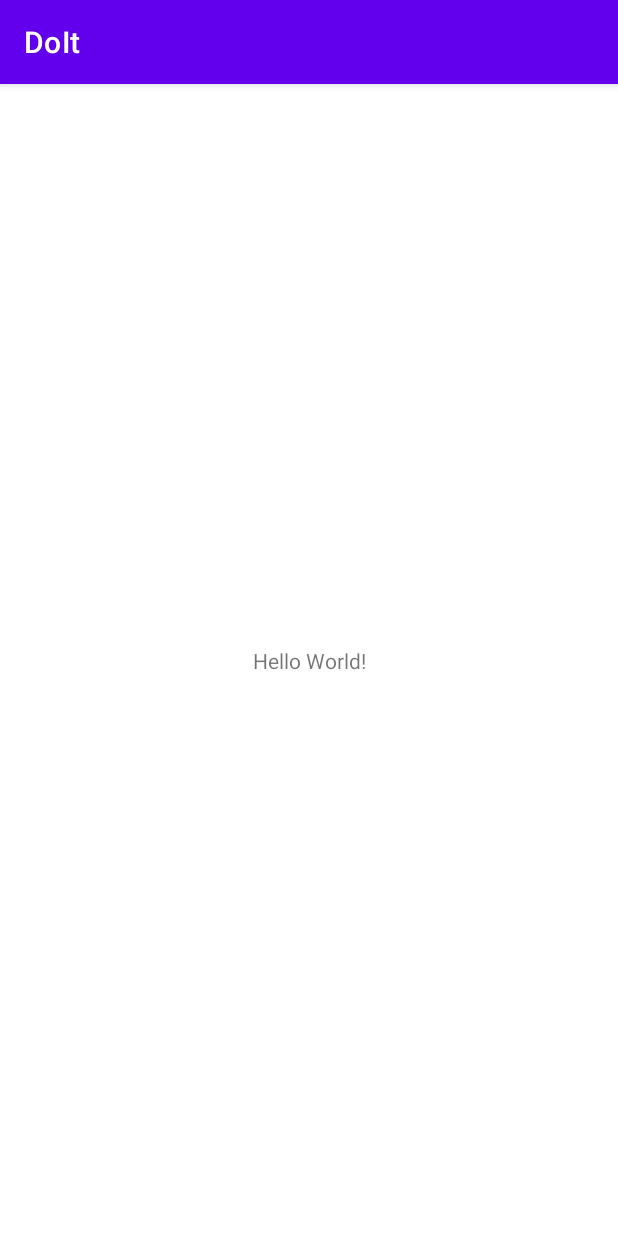
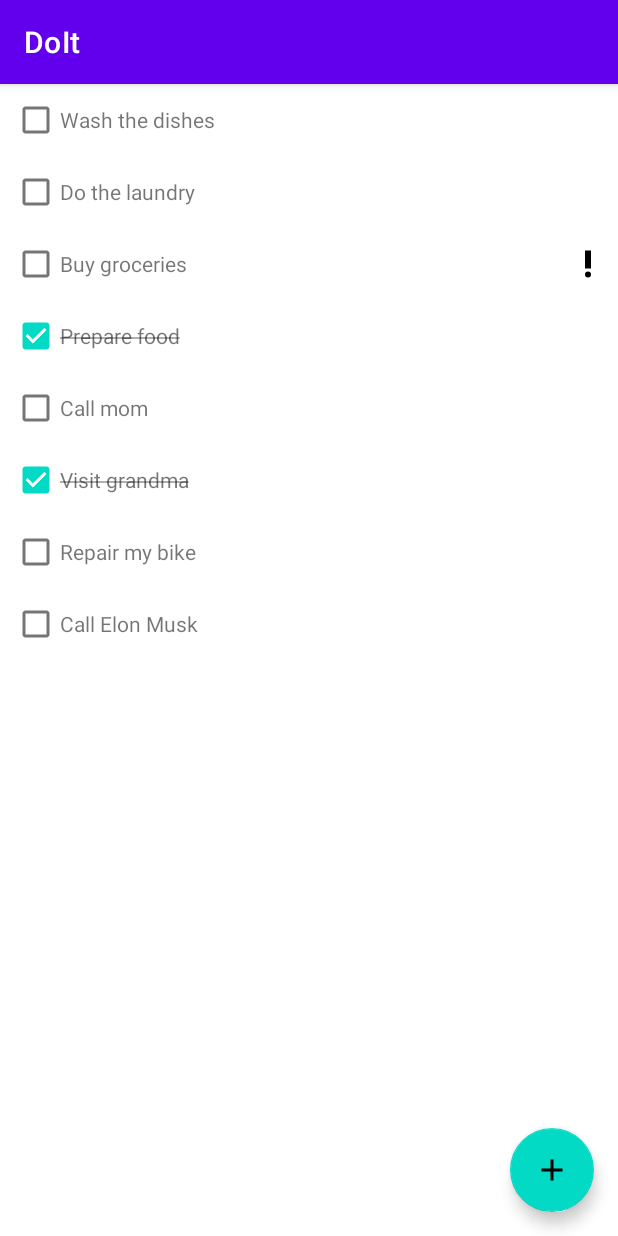
Before and after one commit to khangchow/DoIt, an Android app: the screen it shows after launch (MainActivity), on a phone screen of 412 x 824 dp. Run offline under Robolectric (Android 15) with nearby library versions, the phone set to English and light mode, and no system bars; our stand-ins replace Dagger/Hilt's generated code, Room's generated code.

Commit message:
get tasks from view model and show in fragment

```diff
--- a/app/src/main/AndroidManifest.xml
+++ b/app/src/main/AndroidManifest.xml
@@ -4,6 +4,7 @@
     package="com.chow.doit">
 
     <application
+        android:name=".ToDoApplication"
         android:allowBackup="true"
         android:dataExtractionRules="@xml/data_extraction_rules"
         android:fullBackupContent="@xml/backup_rules"
@@ -14,7 +15,7 @@
         android:theme="@style/Theme.DoIt"
         tools:targetApi="31">
         <activity
-            android:name=".MainActivity"
+            android:name=".ui.MainActivity"
             android:exported="true">
             <intent-filter>
                 <action android:name="android.intent.action.MAIN" />
--- a/app/src/main/java/com/chow/doit/TasksFragment.kt
+++ /dev/null
@@ -1,59 +0,0 @@
-package com.chow.doit
-
-import android.os.Bundle
-import androidx.fragment.app.Fragment
-import android.view.LayoutInflater
-import android.view.View
-import android.view.ViewGroup
-
-// TODO: Rename parameter arguments, choose names that match
-// the fragment initialization parameters, e.g. ARG_ITEM_NUMBER
-private const val ARG_PARAM1 = "param1"
-private const val ARG_PARAM2 = "param2"
-
-/**
- * A simple [Fragment] subclass.
- * Use the [TasksFragment.newInstance] factory method to
- * create an instance of this fragment.
- */
-class TasksFragment : Fragment() {
-    // TODO: Rename and change types of parameters
-    private var param1: String? = null
-    private var param2: String? = null
-
-    override fun onCreate(savedInstanceState: Bundle?) {
-        super.onCreate(savedInstanceState)
-        arguments?.let {
-            param1 = it.getString(ARG_PARAM1)
-            param2 = it.getString(ARG_PARAM2)
-        }
-    }
-
-    override fun onCreateView(
-        inflater: LayoutInflater, container: ViewGroup?,
-        savedInstanceState: Bundle?
-    ): View? {
-        // Inflate the layout for this fragment
-        return inflater.inflate(R.layout.fragment_tasks, container, false)
-    }
-
-    companion object {
-        /**
-         * Use this factory method to create a new instance of
-         * this fragment using the provided parameters.
-         *
-         * @param param1 Parameter 1.
-         * @param param2 Parameter 2.
-         * @return A new instance of fragment TasksFragment.
-         */
-        // TODO: Rename and change types and number of parameters
-        @JvmStatic
-        fun newInstance(param1: String, param2: String) =
-            TasksFragment().apply {
-                arguments = Bundle().apply {
-                    putString(ARG_PARAM1, param1)
-                    putString(ARG_PARAM2, param2)
-                }
-            }
-    }
-}
--- /dev/null
+++ b/app/src/main/java/com/chow/doit/ToDoApplication.kt
@@ -0,0 +1,8 @@
+package com.chow.doit
+
+import android.app.Application
+import dagger.hilt.android.HiltAndroidApp
+
+@HiltAndroidApp
+class ToDoApplication : Application() {
+}
--- a/app/src/main/java/com/chow/doit/data/Task.kt
+++ b/app/src/main/java/com/chow/doit/data/Task.kt
@@ -9,12 +9,12 @@ import java.text.DateFormat
 @Entity(tableName = "task_table")
 @Parcelize
 data class Task(
-    @PrimaryKey(autoGenerate = true)
-    val id: Int = 0,
     val name: String,
     val isImportant: Boolean = false,
     val isCompleted: Boolean = false,
-    val createdDate: Long = System.currentTimeMillis()
+    val createdDate: Long = System.currentTimeMillis(),
+    @PrimaryKey(autoGenerate = true)
+    val id: Int = 0
 ) : Parcelable {
     val formattedDate: String get() = DateFormat.getDateTimeInstance().format(createdDate)
 }
--- /dev/null
+++ b/app/src/main/java/com/chow/doit/data/TaskDao.kt
@@ -0,0 +1,19 @@
+package com.chow.doit.data
+
+import androidx.room.*
+import kotlinx.coroutines.flow.Flow
+
+@Dao
+interface TaskDao {
+    @Query("SELECT * FROM task_table")
+    fun getTasks(): Flow<List<Task>>
+
+    @Insert(onConflict = OnConflictStrategy.REPLACE)
+    suspend fun insert(task: Task)
+
+    @Update
+    suspend fun update(task: Task)
+
+    @Delete
+    suspend fun delete(task: Task)
+}
--- /dev/null
+++ b/app/src/main/java/com/chow/doit/data/TaskDatabase.kt
@@ -0,0 +1,35 @@
+package com.chow.doit.data
+
+import androidx.room.Database
+import androidx.room.RoomDatabase
+import androidx.sqlite.db.SupportSQLiteDatabase
+import com.chow.doit.di.ApplicationScope
+import kotlinx.coroutines.CoroutineScope
+import kotlinx.coroutines.launch
+import javax.inject.Inject
+import javax.inject.Provider
+
+@Database(entities = [Task::class], version = 1)
+abstract class TaskDatabase : RoomDatabase() {
+    abstract fun taskDao(): TaskDao
+
+    class Callback @Inject constructor(
+        private val database: Provider<TaskDatabase>,
+        @ApplicationScope private val applicationScope: CoroutineScope
+    ) : RoomDatabase.Callback() {
+        override fun onCreate(db: SupportSQLiteDatabase) {
+            super.onCreate(db)
+            val dao = database.get().taskDao()
+            applicationScope.launch {
+                dao.insert(Task("Wash the dishes"))
+                dao.insert(Task("Do the laundry"))
+                dao.insert(Task("Buy groceries", isImportant = true))
+                dao.insert(Task("Prepare food", isCompleted = true))
+                dao.insert(Task("Call mom"))
+                dao.insert(Task("Visit grandma", isCompleted = true))
+                dao.insert(Task("Repair my bike"))
+                dao.insert(Task("Call Elon Musk"))
+            }
+        }
+    }
+}
--- /dev/null
+++ b/app/src/main/java/com/chow/doit/di/AppModule.kt
@@ -0,0 +1,39 @@
+package com.chow.doit.di
+
+import android.app.Application
+import androidx.room.Room
+import com.chow.doit.data.TaskDatabase
+import dagger.Module
+import dagger.Provides
+import dagger.hilt.InstallIn
+import dagger.hilt.components.SingletonComponent
+import kotlinx.coroutines.CoroutineScope
+import kotlinx.coroutines.SupervisorJob
+import javax.inject.Qualifier
+import javax.inject.Singleton
+
+@Module
+@InstallIn(SingletonComponent::class)
+object AppModule {
+    @Provides
+    @Singleton
+    fun provideDatabase(
+        app: Application,
+        callback: TaskDatabase.Callback
+    ) = Room.databaseBuilder(app, TaskDatabase::class.java, "task_database")
+        .fallbackToDestructiveMigration()
+        .addCallback(callback)
+        .build()
+
+    @Provides
+    fun provideTaskDao(db: TaskDatabase) = db.taskDao()
+
+    @ApplicationScope
+    @Provides
+    @Singleton
+    fun provideApplicationScope() = CoroutineScope(SupervisorJob())
+}
+
+@Retention(AnnotationRetention.RUNTIME)
+@Qualifier
+annotation class ApplicationScope
--- a/app/src/main/java/com/chow/doit/MainActivity.kt
+++ b/app/src/main/java/com/chow/doit/ui/MainActivity.kt
@@ -1,8 +1,11 @@
-package com.chow.doit
+package com.chow.doit.ui
 
+import android.os.Bundle
 import androidx.appcompat.app.AppCompatActivity
-import android.os.Bundle
+import com.chow.doit.R
+import dagger.hilt.android.AndroidEntryPoint
 
+@AndroidEntryPoint
 class MainActivity : AppCompatActivity() {
     override fun onCreate(savedInstanceState: Bundle?) {
         super.onCreate(savedInstanceState)
--- /dev/null
+++ b/app/src/main/java/com/chow/doit/ui/tasks/TasksAdapter.kt
@@ -0,0 +1,44 @@
+package com.chow.doit.ui.tasks
+
+import android.view.LayoutInflater
+import android.view.ViewGroup
+import androidx.core.view.isVisible
+import androidx.recyclerview.widget.DiffUtil
+import androidx.recyclerview.widget.ListAdapter
+import androidx.recyclerview.widget.RecyclerView
+import com.chow.doit.data.Task
+import com.chow.doit.databinding.ItemTaskBinding
+
+class TasksAdapter : ListAdapter<Task, TasksAdapter.TasksViewHolder>(DiffCallback()) {
+
+    class TasksViewHolder(private val binding: ItemTaskBinding) :
+        RecyclerView.ViewHolder(binding.root) {
+        fun bind(task: Task) {
+            binding.apply {
+                cbCompleted.isChecked = task.isCompleted
+                tvName.apply {
+                    text = task.name
+                    paint.isStrikeThruText = task.isCompleted
+                    ivPriority.isVisible = task.isImportant
+                }
+            }
+        }
+    }
+
+    override fun onCreateViewHolder(parent: ViewGroup, viewType: Int): TasksViewHolder {
+        val binding = ItemTaskBinding.inflate(LayoutInflater.from(parent.context), parent, false)
+        return TasksViewHolder(binding)
+    }
+
+    override fun onBindViewHolder(holder: TasksViewHolder, position: Int) {
+        val currentItem = getItem(position)
+        holder.bind(currentItem)
+    }
+
+    class DiffCallback : DiffUtil.ItemCallback<Task>() {
+        override fun areItemsTheSame(oldItem: Task, newItem: Task) = oldItem.id == newItem.id
+
+        override fun areContentsTheSame(oldItem: Task, newItem: Task) = oldItem == newItem
+
+    }
+}
--- /dev/null
+++ b/app/src/main/java/com/chow/doit/ui/tasks/TasksFragment.kt
@@ -0,0 +1,31 @@
+package com.chow.doit.ui.tasks
+
+import android.os.Bundle
+import android.view.View
+import androidx.fragment.app.Fragment
+import androidx.fragment.app.viewModels
+import androidx.recyclerview.widget.LinearLayoutManager
+import com.chow.doit.R
+import com.chow.doit.databinding.FragmentTasksBinding
+import dagger.hilt.android.AndroidEntryPoint
+
+@AndroidEntryPoint
+class TasksFragment : Fragment(R.layout.fragment_tasks) {
+    private val viewModel: TasksViewModel by viewModels()
+
+    override fun onViewCreated(view: View, savedInstanceState: Bundle?) {
+        super.onViewCreated(view, savedInstanceState)
+        val binding = FragmentTasksBinding.bind(view)
+        val tasksAdapter = TasksAdapter()
+        binding.apply {
+            rvTasks.apply {
+                adapter = tasksAdapter
+                layoutManager = LinearLayoutManager(requireContext())
+                setHasFixedSize(true)
+            }
+        }
+        viewModel.tasks.observe(viewLifecycleOwner) {
+            tasksAdapter.submitList(it)
+        }
+    }
+}
--- /dev/null
+++ b/app/src/main/java/com/chow/doit/ui/tasks/TasksViewModel.kt
@@ -0,0 +1,14 @@
+package com.chow.doit.ui.tasks
+
+import androidx.lifecycle.ViewModel
+import androidx.lifecycle.asLiveData
+import com.chow.doit.data.TaskDao
+import dagger.hilt.android.lifecycle.HiltViewModel
+import javax.inject.Inject
+
+@HiltViewModel
+class TasksViewModel @Inject constructor(
+    private val taskDao: TaskDao
+) : ViewModel() {
+    val tasks = taskDao.getTasks().asLiveData()
+}
--- a/app/src/main/res/layout/activity_main.xml
+++ b/app/src/main/res/layout/activity_main.xml
@@ -4,15 +4,14 @@
     xmlns:tools="http://schemas.android.com/tools"
     android:layout_width="match_parent"
     android:layout_height="match_parent"
-    tools:context=".MainActivity">
+    tools:context=".ui.MainActivity">
 
-    <TextView
-        android:layout_width="wrap_content"
-        android:layout_height="wrap_content"
-        android:text="Hello World!"
-        app:layout_constraintBottom_toBottomOf="parent"
-        app:layout_constraintEnd_toEndOf="parent"
-        app:layout_constraintStart_toStartOf="parent"
-        app:layout_constraintTop_toTopOf="parent" />
+    <androidx.fragment.app.FragmentContainerView
+        android:id="@+id/nav_host_fragment"
+        android:name="androidx.navigation.fragment.NavHostFragment"
+        android:layout_width="match_parent"
+        android:layout_height="match_parent"
+        app:defaultNavHost="true"
+        app:navGraph="@navigation/nav_graph" />
 
 </androidx.constraintlayout.widget.ConstraintLayout>
--- a/app/src/main/res/layout/item_task.xml
+++ b/app/src/main/res/layout/item_task.xml
@@ -13,6 +13,7 @@
         android:minHeight="0dp" />
 
     <TextView
+        android:id="@+id/tv_name"
         android:layout_width="wrap_content"
         android:layout_height="wrap_content"
         android:layout_alignTop="@id/cb_completed"
--- /dev/null
+++ b/app/src/main/res/navigation/nav_graph.xml
@@ -0,0 +1,18 @@
+<?xml version="1.0" encoding="utf-8"?>
+<navigation xmlns:android="http://schemas.android.com/apk/res/android"
+    xmlns:app="http://schemas.android.com/apk/res-auto"
+    xmlns:tools="http://schemas.android.com/tools"
+    android:id="@+id/nav_graph"
+    app:startDestination="@id/tasksFragment">
+
+    <fragment
+        android:id="@+id/tasksFragment"
+        android:name="com.chow.doit.ui.tasks.TasksFragment"
+        android:label="fragment_tasks"
+        tools:layout="@layout/fragment_tasks" />
+    <fragment
+        android:id="@+id/addEditTaskFragment"
+        android:name="com.chow.doit.AddEditTaskFragment"
+        android:label="fragment_add_edit_task"
+        tools:layout="@layout/fragment_add_edit_task" />
+</navigation>
--- a/build.gradle
+++ b/build.gradle
@@ -3,7 +3,7 @@ plugins {
     id 'com.android.application' version '7.2.2' apply false
     id 'com.android.library' version '7.2.2' apply false
     id 'org.jetbrains.kotlin.android' version '1.7.10' apply false
-    id 'com.google.dagger.hilt.android' version '2.41' apply false
+    id 'com.google.dagger.hilt.android' version '2.44' apply false
 }
 
 task clean(type: Delete) {
```
Also changed, not shown: app/build.gradle (+9 -3 lines).
